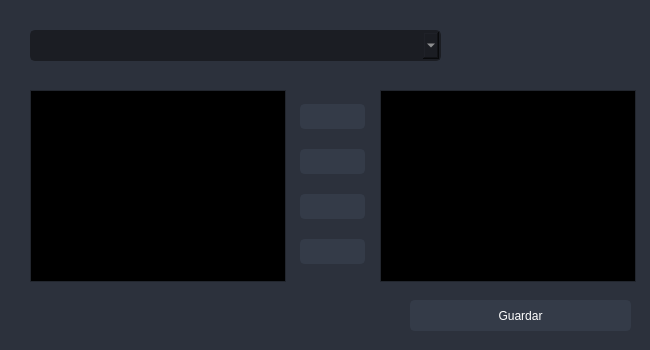
Qt form ui/extensionsWindow.ui (corzelito/TheOrganizer) before a commit.
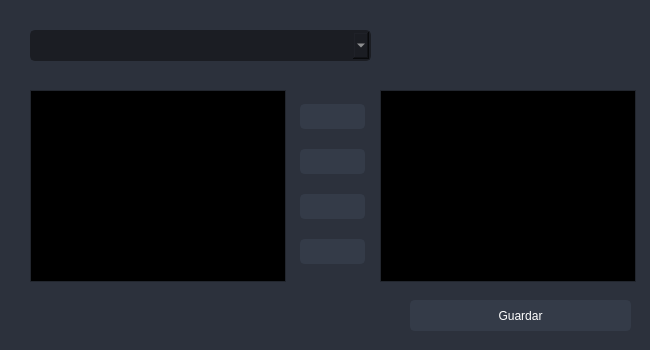
The same form after that commit. Icons and pictures are not drawn.

The edit to the form file:
```diff
--- a/ui/extensionsWindow.ui
+++ b/ui/extensionsWindow.ui
@@ -672,7 +672,7 @@
                     <rect>
                         <x>30</x>
                         <y>30</y>
-                        <width>411</width>
+      <width>341</width>
                         <height>31</height>
                     </rect>
                 </property>
@@ -886,7 +886,7 @@
                     <bool>true</bool>
                 </property>
             </widget>
-            <widget class="QWidget" name="">
+   <widget class="QWidget" name="layoutWidget">
                 <property name="geometry">
                     <rect>
                         <x>300</x>
```
Left out of the diff: 24 changed lines with no effect on the pictures. Lines whose indentation alone changed are shown as unchanged.
